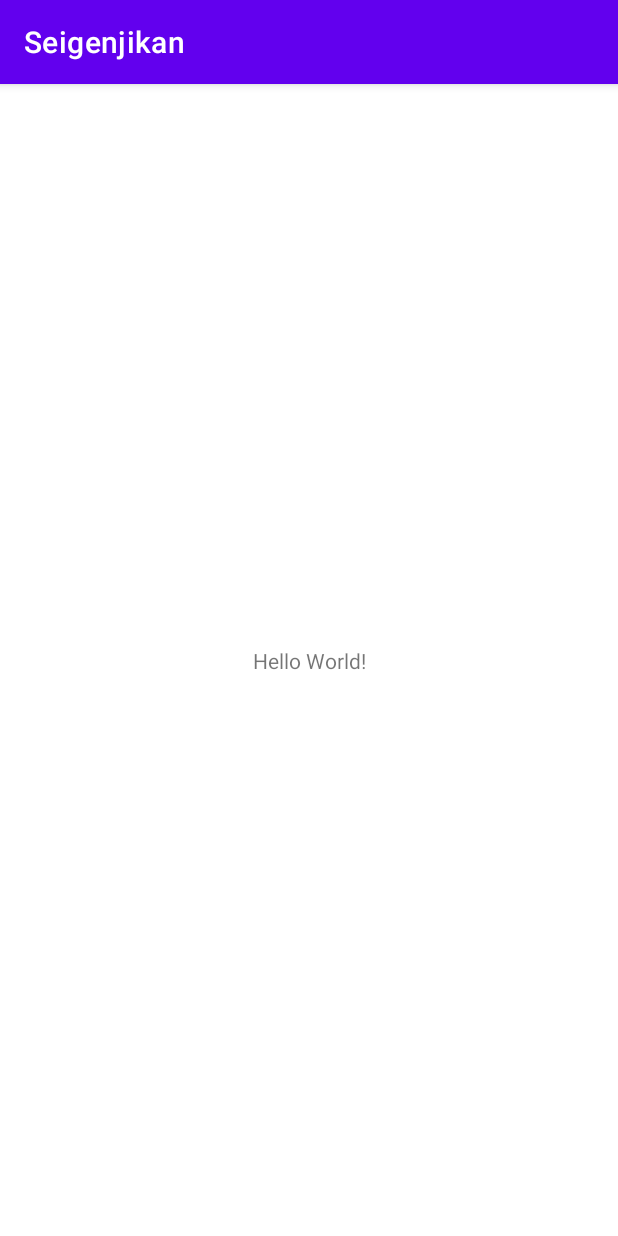
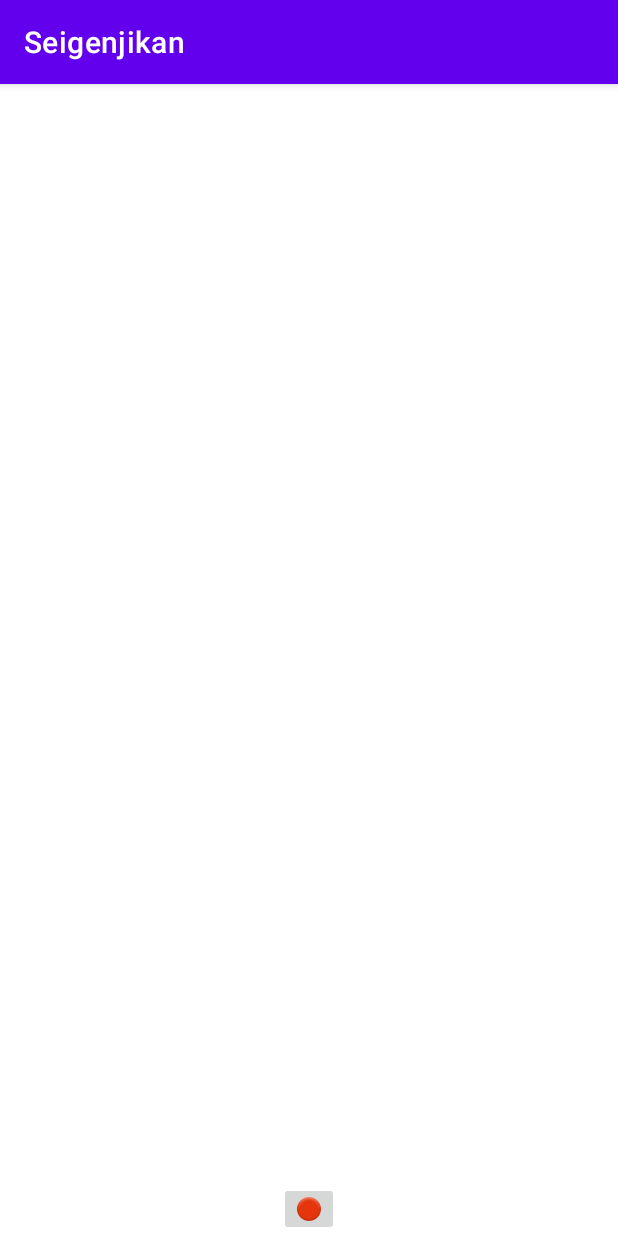
Before and after one commit to ivy-oono-0606/Seigenjikan, an Android app: the screen it shows after launch (MainActivity), on a phone screen of 412 x 824 dp. Run offline under Robolectric (Android 15) with nearby library versions, the phone set to English and light mode, and no system bars.

Commit message:
テスト3回目

```diff
--- a/app/src/main/res/layout/activity_main.xml
+++ b/app/src/main/res/layout/activity_main.xml
@@ -6,13 +6,12 @@
     android:layout_height="match_parent"
     tools:context=".MainActivity">
 
-    <TextView
+    <ImageButton
+        android:id="@+id/imageButton"
         android:layout_width="wrap_content"
         android:layout_height="wrap_content"
-        android:text="Hello World!"
         app:layout_constraintBottom_toBottomOf="parent"
-        app:layout_constraintLeft_toLeftOf="parent"
-        app:layout_constraintRight_toRightOf="parent"
-        app:layout_constraintTop_toTopOf="parent" />
-
+        app:layout_constraintEnd_toEndOf="parent"
+        app:layout_constraintStart_toStartOf="parent"
+        app:srcCompat="@android:drawable/ic_notification_overlay" />
 </androidx.constraintlayout.widget.ConstraintLayout>
```
